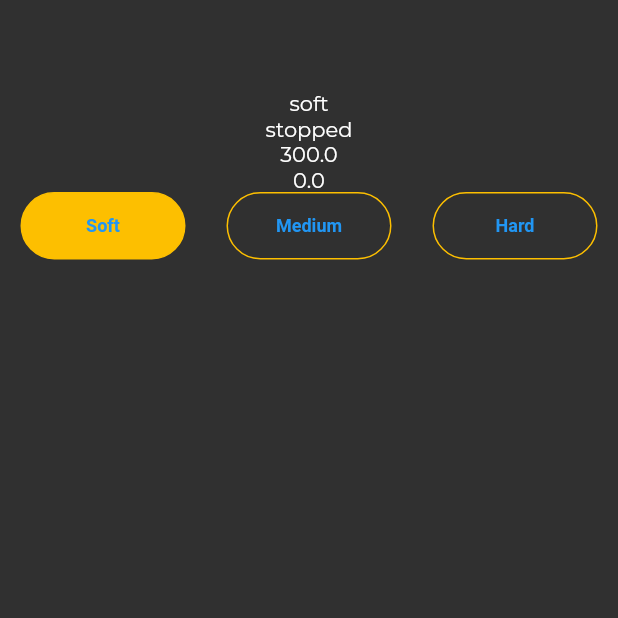
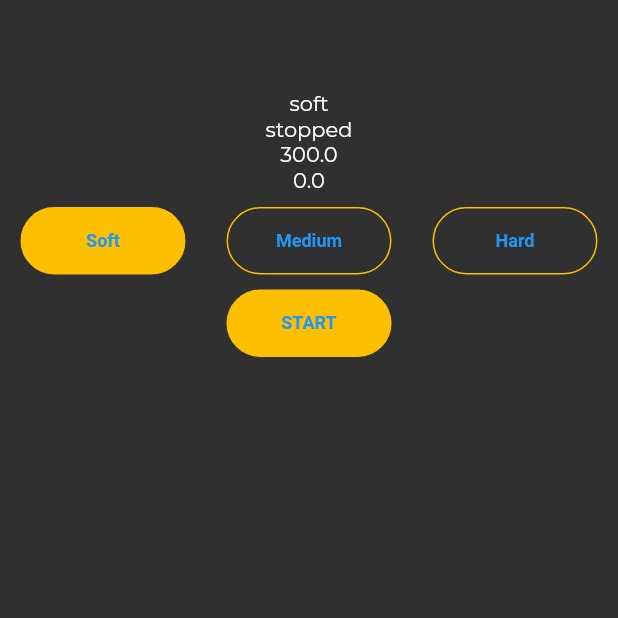
Before and after one commit to thiago-miranda/-Flutter-Apps-Perfect-Eggs, a Flutter app: the screen it shows after launch, on a phone screen of 412 x 824 dp, the top half of it. Run offline on Flutter 3.47's test engine with Material 2 defaults, Android fonts, the phone set to English and light mode, and no system bars; our stand-ins replace flare_flutter; Roboto replaces fonts that are missing (Monteserrat).

Commit message:
homePage actions button

```diff
--- a/lib/pages/home.page.dart
+++ b/lib/pages/home.page.dart
@@ -1,5 +1,6 @@
 import 'package:flutter/material.dart';
 import 'package:perfect_eggs/blocs/app.bloc.dart';
+import 'package:perfect_eggs/widgets/action-buttons.widget.dart';
 import 'package:perfect_eggs/widgets/type-buttons.widget.dart';
 import 'package:provider/provider.dart';
 
@@ -13,14 +14,15 @@ class HomePage extends StatelessWidget {
     return Scaffold(
       body: Column(
         children: [
-          const SizedBox(
-            height: 60,
-          ),
+          const SizedBox(height: 60),
           Text(bloc.selected),
           Text(bloc.state),
           Text(bloc.time.toString()),
           Text(bloc.seconds.toString()),
+          const SizedBox(height: 10),
           const TypeButtons(),
+          const SizedBox(height: 10),
+          const ActionButtons(),
         ],
       ),
     );
```
